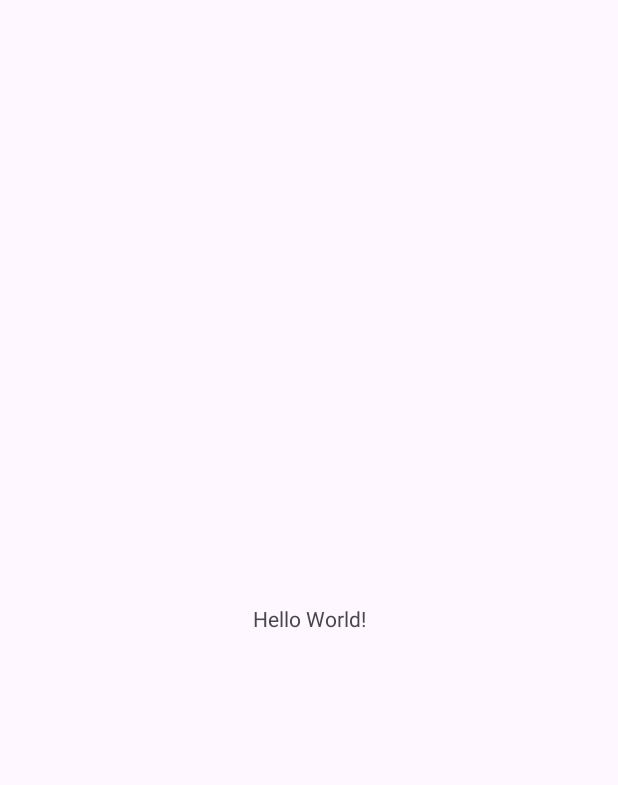
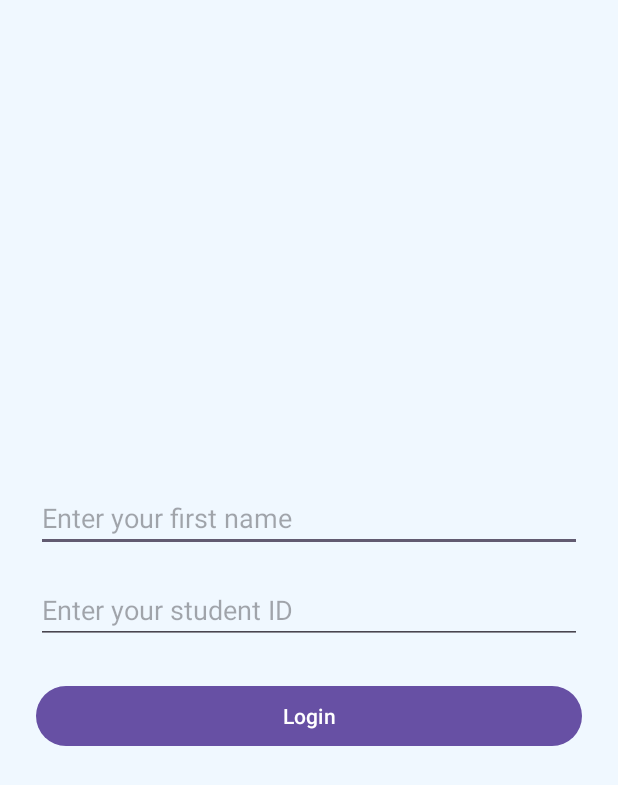
Before and after one commit to nkysd/s8107356Assessment2, an Android app: the screen it shows after launch (MainActivity), on a phone screen of 412 x 824 dp. Before the commit the part shown is almost empty. Shown: the top 785 px of the screen. Run offline under Robolectric (Android 15) with nearby library versions, the phone set to English and light mode, and no system bars.

Commit message:
feature(ui): complete login screen layout with fragment and navigation host

```diff
--- /dev/null
+++ b/app/src/main/java/com/example/s8107356assessment2/LoginFragment.kt
@@ -0,0 +1,17 @@
+package com.example.s8107356assessment2
+
+import android.os.Bundle
+import android.view.LayoutInflater
+import android.view.View
+import android.view.ViewGroup
+import androidx.fragment.app.Fragment
+
+class LoginFragment : Fragment() {
+
+    override fun onCreateView(
+        inflater: LayoutInflater, container: ViewGroup?,
+        savedInstanceState: Bundle?
+    ): View? {
+        return inflater.inflate(R.layout.fragment_login, container, false)
+    }
+}
--- a/app/src/main/java/com/example/s8107356assiessnment2/MainActivity.kt
+++ b/app/src/main/java/com/example/s8107356assessment2/MainActivity.kt
@@ -1,4 +1,4 @@
-package com.example.s8107356assiessnment2
+package com.example.s8107356assessment2
 
 import android.os.Bundle
 import androidx.activity.enableEdgeToEdge
--- a/app/src/main/res/layout/activity_main.xml
+++ b/app/src/main/res/layout/activity_main.xml
@@ -1,5 +1,5 @@
-<?xml version="1.0" encoding="utf-8"?>
-<androidx.constraintlayout.widget.ConstraintLayout xmlns:android="http://schemas.android.com/apk/res/android"
+<androidx.constraintlayout.widget.ConstraintLayout
+    xmlns:android="http://schemas.android.com/apk/res/android"
     xmlns:app="http://schemas.android.com/apk/res-auto"
     xmlns:tools="http://schemas.android.com/tools"
     android:id="@+id/main"
@@ -7,13 +7,12 @@
     android:layout_height="match_parent"
     tools:context=".MainActivity">
 
-    <TextView
-        android:layout_width="wrap_content"
-        android:layout_height="wrap_content"
-        android:text="Hello World!"
-        app:layout_constraintBottom_toBottomOf="parent"
-        app:layout_constraintEnd_toEndOf="parent"
-        app:layout_constraintStart_toStartOf="parent"
-        app:layout_constraintTop_toTopOf="parent" />
+    <androidx.fragment.app.FragmentContainerView
+        android:id="@+id/nav_host_fragment"
+        android:name="androidx.navigation.fragment.NavHostFragment"
+        android:layout_width="match_parent"
+        android:layout_height="match_parent"
+        app:navGraph="@navigation/nav_graph"
+        app:defaultNavHost="true" />
 
 </androidx.constraintlayout.widget.ConstraintLayout>
--- /dev/null
+++ b/app/src/main/res/layout/fragment_login.xml
@@ -0,0 +1,35 @@
+<?xml version="1.0" encoding="utf-8"?>
+<LinearLayout xmlns:android="http://schemas.android.com/apk/res/android"
+    android:layout_width="match_parent"
+    android:layout_height="match_parent"
+    android:orientation="vertical"
+    android:padding="24dp"
+    android:gravity="center"
+    android:background="#FFF0F8FF">
+
+    <!-- Username input -->
+    <EditText
+        android:id="@+id/editTextUsername"
+        android:layout_width="match_parent"
+        android:layout_height="wrap_content"
+        android:hint="Enter your first name"
+        android:inputType="textPersonName"
+        android:layout_marginBottom="16dp" />
+
+    <!-- Password input -->
+    <EditText
+        android:id="@+id/editTextPassword"
+        android:layout_width="match_parent"
+        android:layout_height="wrap_content"
+        android:hint="Enter your student ID"
+        android:inputType="textPassword"
+        android:layout_marginBottom="24dp" />
+
+    <!-- Login button -->
+    <Button
+        android:id="@+id/loginButton"
+        android:layout_width="match_parent"
+        android:layout_height="wrap_content"
+        android:text="Login" />
+
+</LinearLayout>
--- /dev/null
+++ b/app/src/main/res/navigation/nav_graph.xml
@@ -0,0 +1,13 @@
+<?xml version="1.0" encoding="utf-8"?>
+<navigation xmlns:android="http://schemas.android.com/apk/res/android"
+    xmlns:app="http://schemas.android.com/apk/res-auto"
+    android:id="@+id/nav_graph"
+    app:startDestination="@id/loginFragment">
+
+    <fragment
+        android:id="@+id/loginFragment"
+        android:name="com.example.s8107356assessment2.LoginFragment"
+        android:label="Login" >
+    </fragment>
+
+</navigation>
--- a/gradle/libs.versions.toml
+++ b/gradle/libs.versions.toml
@@ -9,6 +9,8 @@ appcompat = "1.6.1"
 material = "1.10.0"
 activity = "1.8.0"
 constraintlayout = "2.1.4"
+navigationFragmentKtx = "2.9.5"
+navigationUiKtx = "2.9.5"
 
 [libraries]
 androidx-core-ktx = { group = "androidx.core", name = "core-ktx", version.ref = "coreKtx" }
@@ -19,6 +21,8 @@ androidx-appcompat = { group = "androidx.appcompat", name = "appcompat", version
 material = { group = "com.google.android.material", name = "material", version.ref = "material" }
 androidx-activity = { group = "androidx.activity", name = "activity", version.ref = "activity" }
 androidx-constraintlayout = { group = "androidx.constraintlayout", name = "constraintlayout", version.ref = "constraintlayout" }
+androidx-navigation-fragment-ktx = { group = "androidx.navigation", name = "navigation-fragment-ktx", version.ref = "navigationFragmentKtx" }
+androidx-navigation-ui-ktx = { group = "androidx.navigation", name = "navigation-ui-ktx", version.ref = "navigationUiKtx" }
 
 [plugins]
 android-application = { id = "com.android.application", version.ref = "agp" }
--- a/settings.gradle.kts
+++ b/settings.gradle.kts
@@ -19,5 +19,5 @@ dependencyResolutionManagement {
     }
 }
 
-rootProject.name = "s8107356Assiessnment2"
+rootProject.name = "s8107356Assessment2"
 include(":app")
```
Also changed, not shown: app/build.gradle.kts (+7 -1 lines), 4 other files.
